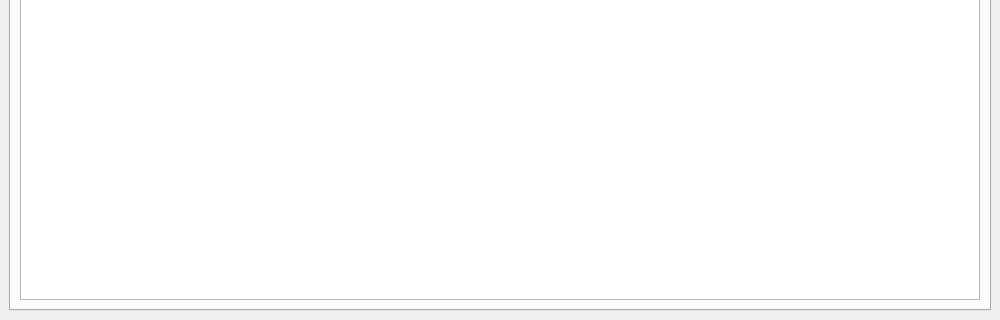
Above: src/vista/ui/AdminPanel.ui from jaimecarfe/menule before the change; both pictures show x 0 to 1000 and y 380 to 700 of the 1000 by 700 pixel window. Below: the same form after it.
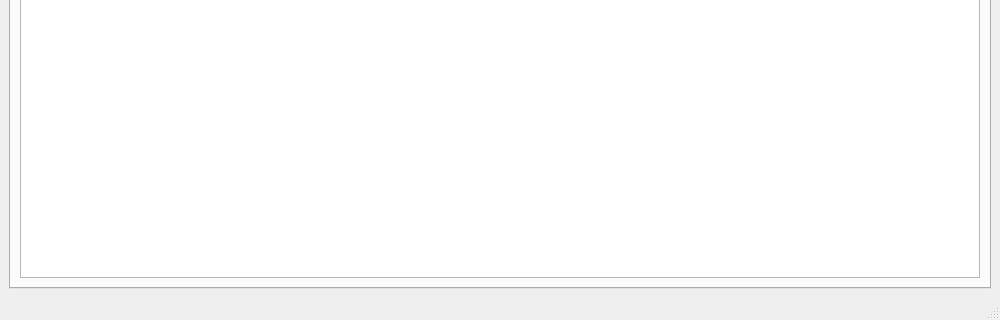
That is the form after the change.

Commit message: Ventana admin con formato

Diff of the .ui file:
```diff
--- a/src/vista/ui/AdminPanel.ui
+++ b/src/vista/ui/AdminPanel.ui
@@ -7,6 +7,14 @@
   <property name="windowTitle">
    <string>Panel de Administración - MenULE</string>
   </property>
+  <property name="styleSheet">
+   <string notr="true">
+    QMainWindow {
+        background-color: qlineargradient(x1:0, y1:0, x2:1, y2:1,
+                                          stop:0 #3a1c71, stop:1 #d76d77);
+    }
+   </string>
+  </property>
   <widget class="QWidget" name="centralwidget">
    <layout class="QHBoxLayout" name="mainLayout">
     <item>
@@ -66,6 +74,8 @@
     </item>
    </layout>
   </widget>
+  <widget class="QMenuBar" name="menubar"/>
+  <widget class="QStatusBar" name="statusbar"/>
  </widget>
  <resources/>
  <connections/>
```
Left out of the diff: 1 changed line with no effect on the pictures. The commit also changes 6 other files.
